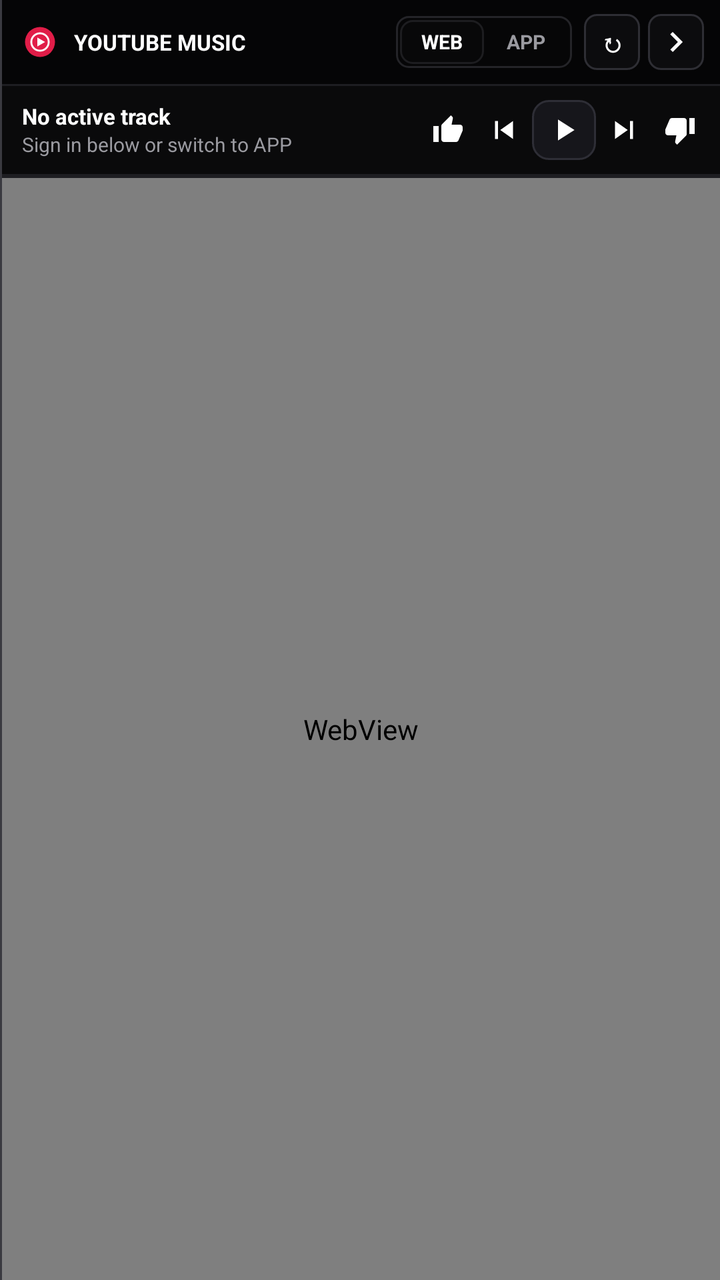
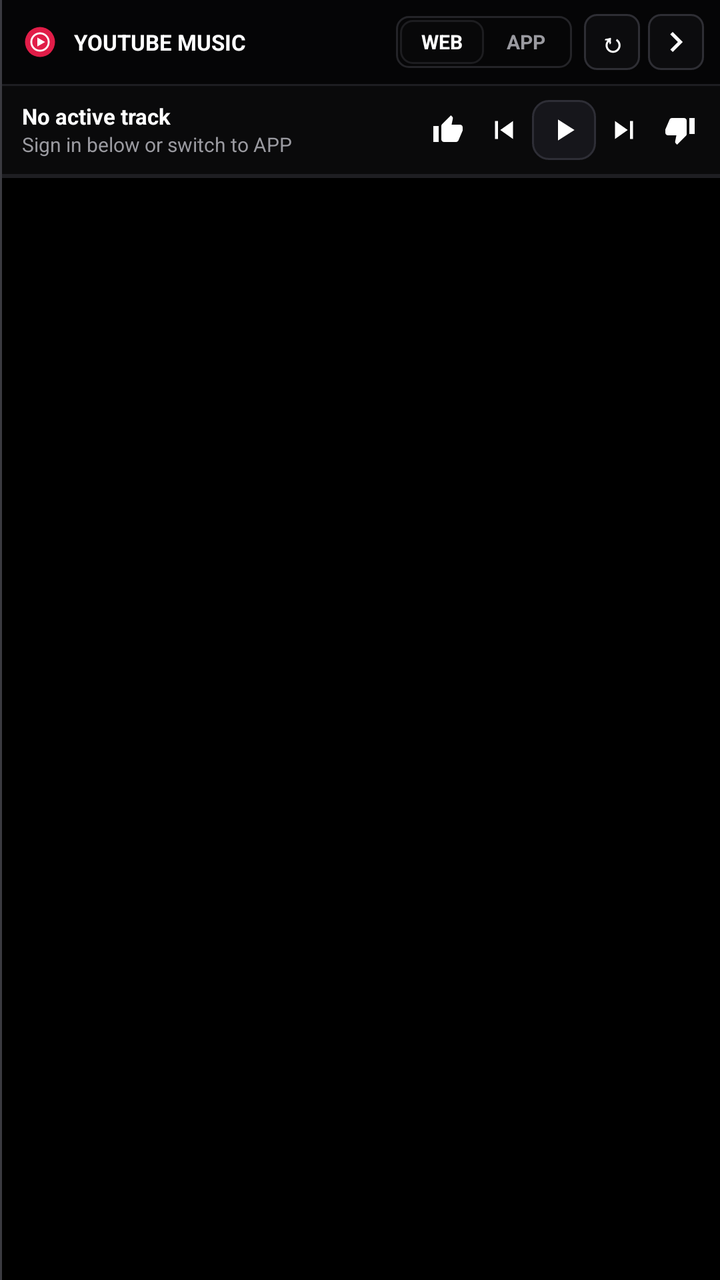

An Android layout rendered at two revisions. The XML below is the earlier revision; the diff shows what the commit changed to produce the second picture.
<!-- AndroidManifest.xml: application theme Theme.CL600Obd -->
<!-- res/layout/view_music_drawer.xml -->
<?xml version="1.0" encoding="utf-8"?>
<LinearLayout xmlns:android="http://schemas.android.com/apk/res/android"
    xmlns:app="http://schemas.android.com/apk/res-auto"
    android:layout_width="364dp"
    android:layout_height="match_parent"
    android:background="#050506"
    android:clickable="true"
    android:focusable="true"
    android:orientation="horizontal">

    
    <View
        android:layout_width="1dp"
        android:layout_height="match_parent"
        android:background="@color/border_active" />

    <LinearLayout
        android:layout_width="0dp"
        android:layout_height="match_parent"
        android:layout_weight="1"
        android:orientation="vertical">

        
        <LinearLayout
            android:layout_width="match_parent"
            android:layout_height="42dp"
            android:background="@color/bg_topbar"
            android:gravity="center_vertical"
            android:orientation="horizontal"
            android:paddingLeft="10dp"
            android:paddingRight="8dp">

            <ImageView
                android:layout_width="18dp"
                android:layout_height="18dp"
                android:contentDescription="YouTube Music"
                app:srcCompat="@drawable/ic_ytm_logo" />

            <TextView
                android:layout_width="0dp"
                android:layout_height="wrap_content"
                android:layout_marginStart="8dp"
                android:layout_marginLeft="8dp"
                android:layout_weight="1"
                android:ellipsize="end"
                android:maxLines="1"
                android:text="YOUTUBE MUSIC"
                android:textColor="@color/text_primary"
                android:textSize="11sp"
                android:textStyle="bold" />

            
            <LinearLayout
                android:layout_width="wrap_content"
                android:layout_height="26dp"
                android:layout_marginEnd="6dp"
                android:layout_marginRight="6dp"
                android:background="@drawable/bg_input_box"
                android:orientation="horizontal"
                android:padding="2dp">

                <TextView
                    android:id="@+id/btnModeWeb"
                    android:layout_width="42dp"
                    android:layout_height="match_parent"
                    android:background="@drawable/bg_tab_pill"
                    android:gravity="center"
                    android:text="WEB"
                    android:textColor="@color/text_primary"
                    android:textSize="10sp"
                    android:textStyle="bold" />

                <TextView
                    android:id="@+id/btnModeApp"
                    android:layout_width="42dp"
                    android:layout_height="match_parent"
                    android:gravity="center"
                    android:text="APP"
                    android:textColor="@color/text_secondary"
                    android:textSize="10sp"
                    android:textStyle="bold" />
            </LinearLayout>

            <TextView
                android:id="@+id/btnYtmReload"
                android:layout_width="28dp"
                android:layout_height="28dp"
                android:layout_marginEnd="4dp"
                android:layout_marginRight="4dp"
                android:background="@drawable/bg_btn_secondary"
                android:gravity="center"
                android:text="↻"
                android:textColor="@color/text_primary"
                android:textSize="13sp"
                android:textStyle="bold" />

            <ImageButton
                android:id="@+id/btnDrawerCollapse"
                android:layout_width="28dp"
                android:layout_height="28dp"
                android:background="@drawable/bg_btn_secondary"
                android:contentDescription="Collapse drawer"
                android:padding="4dp"
                android:scaleType="centerInside"
                app:srcCompat="@drawable/ic_chevron_right" />
        </LinearLayout>

        <View
            android:layout_width="match_parent"
            android:layout_height="1dp"
            android:background="@color/border_subtle" />

        
        <LinearLayout
            android:layout_width="match_parent"
            android:layout_height="44dp"
            android:background="@color/bg_card"
            android:gravity="center_vertical"
            android:orientation="horizontal"
            android:paddingLeft="10dp"
            android:paddingRight="6dp">

            <LinearLayout
                android:layout_width="0dp"
                android:layout_height="wrap_content"
                android:layout_weight="1"
                android:orientation="vertical"
                android:paddingEnd="6dp"
                android:paddingRight="6dp">

                <TextView
                    android:id="@+id/tvDrawerTrack"
                    android:layout_width="match_parent"
                    android:layout_height="wrap_content"
                    android:ellipsize="end"
                    android:maxLines="1"
                    android:text="No active track"
                    android:textColor="@color/text_primary"
                    android:textSize="11sp"
                    android:textStyle="bold" />

                <TextView
                    android:id="@+id/tvDrawerArtist"
                    android:layout_width="match_parent"
                    android:layout_height="wrap_content"
                    android:ellipsize="end"
                    android:maxLines="1"
                    android:text="Sign in below or switch to APP"
                    android:textColor="@color/text_secondary"
                    android:textSize="10sp" />
            </LinearLayout>

            <ImageButton
                android:id="@+id/btnDrawerLike"
                android:layout_width="28dp"
                android:layout_height="30dp"
                android:background="?attr/selectableItemBackgroundBorderless"
                android:contentDescription="Like track"
                android:padding="6dp"
                android:scaleType="centerInside"
                app:srcCompat="@drawable/ic_thumb_up" />

            <ImageButton
                android:id="@+id/btnDrawerPrev"
                android:layout_width="28dp"
                android:layout_height="30dp"
                android:background="?attr/selectableItemBackgroundBorderless"
                android:contentDescription="Previous track"
                android:padding="5dp"
                android:scaleType="centerInside"
                app:srcCompat="@drawable/ic_media_prev" />

            <ImageButton
                android:id="@+id/btnDrawerPlayPause"
                android:layout_width="32dp"
                android:layout_height="30dp"
                android:background="@drawable/bg_rail_play_pill"
                android:contentDescription="Play or pause"
                android:padding="6dp"
                android:scaleType="centerInside"
                app:srcCompat="@drawable/ic_media_play" />

            <ImageButton
                android:id="@+id/btnDrawerNext"
                android:layout_width="28dp"
                android:layout_height="30dp"
                android:background="?attr/selectableItemBackgroundBorderless"
                android:contentDescription="Next track"
                android:padding="5dp"
                android:scaleType="centerInside"
                app:srcCompat="@drawable/ic_media_next" />

            <ImageButton
                android:id="@+id/btnDrawerDislike"
                android:layout_width="28dp"
                android:layout_height="30dp"
                android:background="?attr/selectableItemBackgroundBorderless"
                android:contentDescription="Dislike track"
                android:padding="6dp"
                android:scaleType="centerInside"
                app:srcCompat="@drawable/ic_thumb_down" />
        </LinearLayout>

        
        <FrameLayout
            android:layout_width="match_parent"
            android:layout_height="2dp"
            android:background="@color/border_subtle">

            <View
                android:id="@+id/viewDrawerProgress"
                android:layout_width="match_parent"
                android:layout_height="match_parent"
                android:background="#E11D48"
                android:scaleX="0" />
        </FrameLayout>

        
        <FrameLayout
            android:layout_width="match_parent"
            android:layout_height="0dp"
            android:layout_weight="1"
            android:background="@color/bg_root">

            <FrameLayout
                android:id="@+id/layoutWebPane"
                android:layout_width="match_parent"
                android:layout_height="match_parent">

                <WebView
                    android:id="@+id/webViewYtm"
                    android:layout_width="match_parent"
                    android:layout_height="match_parent"
                    android:background="@color/bg_root" />

                <ProgressBar
                    android:id="@+id/progressBarYtmWeb"
                    style="?android:attr/progressBarStyleHorizontal"
                    android:layout_width="match_parent"
                    android:layout_height="3dp"
                    android:layout_gravity="top"
                    android:indeterminate="true"
                    android:visibility="gone" />

                
                <LinearLayout
                    android:id="@+id/layoutWebAuthBanner"
                    android:layout_width="match_parent"
                    android:layout_height="wrap_content"
                    android:layout_gravity="bottom"
                    android:layout_margin="8dp"
                    android:background="@drawable/bg_card_dark"
                    android:orientation="vertical"
                    android:padding="10dp"
                    android:visibility="gone">

                    <TextView
                        android:layout_width="match_parent"
                        android:layout_height="wrap_content"
                        android:text="GOOGLE SIGN-IN BLOCKED IN EMBEDDED BROWSER"
                        android:textColor="@color/status_error"
                        android:textSize="10sp"
                        android:textStyle="bold" />

                    <TextView
                        android:layout_width="match_parent"
                        android:layout_height="wrap_content"
                        android:layout_marginTop="4dp"
                        android:text="You can still browse here, or switch to APP companion mode to sign in inside the native YouTube Music app while keeping the cockpit quick rail active."
                        android:textColor="@color/text_secondary"
                        android:textSize="10sp" />

                    <LinearLayout
                        android:layout_width="match_parent"
                        android:layout_height="wrap_content"
                        android:layout_marginTop="8dp"
                        android:orientation="horizontal">

                        <TextView
                            android:id="@+id/btnBannerRetryHome"
                            android:layout_width="0dp"
                            android:layout_height="28dp"
                            android:layout_marginEnd="6dp"
                            android:layout_marginRight="6dp"
                            android:layout_weight="1"
                            android:background="@drawable/bg_btn_secondary"
                            android:gravity="center"
                            android:text="YTM HOME"
                            android:textColor="@color/text_primary"
                            android:textSize="10sp"
                            android:textStyle="bold" />

                        <TextView
                            android:id="@+id/btnBannerSwitchApp"
                            android:layout_width="0dp"
                            android:layout_height="28dp"
                            android:layout_weight="1.5"
                            android:background="@drawable/bg_btn_primary"
                            android:gravity="center"
                            android:text="SWITCH TO APP MODE"
                            android:textColor="@color/bg_root"
                            android:textSize="10sp"
                            android:textStyle="bold" />
                    </LinearLayout>
                </LinearLayout>
            </FrameLayout>

            <ScrollView
                android:id="@+id/layoutAppPane"
                android:layout_width="match_parent"
                android:layout_height="match_parent"
                android:background="#060608"
                android:fillViewport="true"
                android:padding="12dp"
                android:visibility="gone">

                <LinearLayout
                    android:layout_width="match_parent"
                    android:layout_height="wrap_content"
                    android:orientation="vertical">

                    <TextView
                        android:id="@+id/tvAppSessionStatus"
                        android:layout_width="match_parent"
                        android:layout_height="wrap_content"
                        android:text="APP COMPANION MODE"
                        android:textColor="@color/text_secondary"
                        android:textSize="10sp"
                        android:textStyle="bold" />

                    
                    <LinearLayout
                        android:layout_width="match_parent"
                        android:layout_height="wrap_content"
                        android:layout_marginTop="6dp"
                        android:background="@drawable/bg_card_dark"
                        android:orientation="vertical"
                        android:padding="12dp">

                        <TextView
                            android:id="@+id/tvAppBigTitle"
                            android:layout_width="match_parent"
                            android:layout_height="wrap_content"
                            android:ellipsize="end"
                            android:maxLines="2"
                            android:text="Ready for Native YT Music"
                            android:textColor="@color/text_primary"
                            android:textSize="13sp"
                            android:textStyle="bold" />

                        <TextView
                            android:id="@+id/tvAppBigArtist"
                            android:layout_width="match_parent"
                            android:layout_height="wrap_content"
                            android:layout_marginTop="3dp"
                            android:ellipsize="end"
                            android:maxLines="1"
                            android:text="Launch YouTube Music app or press Play"
                            android:textColor="@color/text_secondary"
                            android:textSize="11sp" />

                        <TextView
                            android:id="@+id/btnOpenYtmApp"
                            android:layout_width="match_parent"
                            android:layout_height="34dp"
                            android:layout_marginTop="10dp"
                            android:background="@drawable/bg_btn_primary"
                            android:gravity="center"
                            android:text="OPEN YOUTUBE MUSIC APP"
                            android:textColor="@color/bg_root"
                            android:textSize="11sp"
                            android:textStyle="bold" />
                    </LinearLayout>

                    
                    <LinearLayout
                        android:layout_width="match_parent"
                        android:layout_height="wrap_content"
                        android:layout_marginTop="8dp"
                        android:background="@drawable/bg_card_dark"
                        android:gravity="center"
                        android:orientation="horizontal"
                        android:padding="6dp">

                        <ImageButton
                            android:id="@+id/btnAppVolDown"
                            android:layout_width="0dp"
                            android:layout_height="34dp"
                            android:layout_weight="1"
                            android:background="?attr/selectableItemBackgroundBorderless"
                            android:contentDescription="Volume down"
                            android:padding="7dp"
                            android:scaleType="centerInside"
                            app:srcCompat="@drawable/ic_vol_down" />

                        <ImageButton
                            android:id="@+id/btnAppLike"
                            android:layout_width="0dp"
                            android:layout_height="34dp"
                            android:layout_weight="1"
                            android:background="?attr/selectableItemBackgroundBorderless"
                            android:contentDescription="Like"
                            android:padding="7dp"
                            android:scaleType="centerInside"
                            app:srcCompat="@drawable/ic_thumb_up" />

                        <ImageButton
                            android:id="@+id/btnAppPrev"
                            android:layout_width="0dp"
                            android:layout_height="34dp"
                            android:layout_weight="1"
                            android:background="?attr/selectableItemBackgroundBorderless"
                            android:contentDescription="Previous"
                            android:padding="6dp"
                            android:scaleType="centerInside"
                            app:srcCompat="@drawable/ic_media_prev" />

                        <ImageButton
                            android:id="@+id/btnAppPlayPause"
                            android:layout_width="0dp"
                            android:layout_height="34dp"
                            android:layout_weight="1.2"
                            android:background="@drawable/bg_rail_play_pill"
                            android:contentDescription="Play or Pause"
                            android:padding="7dp"
                            android:scaleType="centerInside"
                            app:srcCompat="@drawable/ic_media_play" />

                        <ImageButton
                            android:id="@+id/btnAppNext"
                            android:layout_width="0dp"
                            android:layout_height="34dp"
                            android:layout_weight="1"
                            android:background="?attr/selectableItemBackgroundBorderless"
                            android:contentDescription="Next"
                            android:padding="6dp"
                            android:scaleType="centerInside"
                            app:srcCompat="@drawable/ic_media_next" />

                        <ImageButton
                            android:id="@+id/btnAppDislike"
                            android:layout_width="0dp"
                            android:layout_height="34dp"
                            android:layout_weight="1"
                            android:background="?attr/selectableItemBackgroundBorderless"
                            android:contentDescription="Dislike"
                            android:padding="7dp"
                            android:scaleType="centerInside"
                            app:srcCompat="@drawable/ic_thumb_down" />

                        <ImageButton
                            android:id="@+id/btnAppVolUp"
                            android:layout_width="0dp"
                            android:layout_height="34dp"
                            android:layout_weight="1"
                            android:background="?attr/selectableItemBackgroundBorderless"
                            android:contentDescription="Volume up"
                            android:padding="7dp"
                            android:scaleType="centerInside"
                            app:srcCompat="@drawable/ic_vol_up" />
                    </LinearLayout>

                    
                    <LinearLayout
                        android:id="@+id/layoutNotifAccessCard"
                        android:layout_width="match_parent"
                        android:layout_height="wrap_content"
                        android:layout_marginTop="8dp"
                        android:background="@drawable/bg_card_dark"
                        android:orientation="vertical"
                        android:padding="10dp">

                        <TextView
                            android:id="@+id/tvNotifAccessDesc"
                            android:layout_width="match_parent"
                            android:layout_height="wrap_content"
                            android:text="Media keys &amp; volume work now. Grant Notification Listener access to sync track titles, progress, and Like/Dislike thumbs from the YT Music app."
                            android:textColor="@color/text_secondary"
                            android:textSize="10sp" />

                        <TextView
                            android:id="@+id/btnGrantNotifAccess"
                            android:layout_width="match_parent"
                            android:layout_height="30dp"
                            android:layout_marginTop="8dp"
                            android:background="@drawable/bg_btn_secondary"
                            android:gravity="center"
                            android:text="ENABLE TRACK &amp; RATING SYNC"
                            android:textColor="@color/text_primary"
                            android:textSize="10sp"
                            android:textStyle="bold" />
                    </LinearLayout>
                </LinearLayout>
            </ScrollView>
        </FrameLayout>
    </LinearLayout>
</LinearLayout>
<!-- resources referenced by this layout -->
<resources>
  <color name="bg_card">#0A0A0B</color>
  <color name="bg_root">#000000</color>
  <color name="bg_topbar">#050506</color>
  <color name="border_active">#3A3A40</color>
  <color name="border_subtle">#1E1E22</color>
  <color name="status_error">#EF4444</color>
  <color name="text_primary">#FFFFFF</color>
  <color name="text_secondary">#9A9AA0</color>
  <!-- drawable bg_card_dark (drawable) -->
  <?xml version="1.0" encoding="utf-8"?>
  <shape xmlns:android="http://schemas.android.com/apk/res/android" android:shape="rectangle">
      <solid android:color="@color/bg_card" />
      <stroke android:width="1dp" android:color="@color/border_subtle" />
      <corners android:radius="8dp" />
  </shape>
  <!-- drawable bg_input_box (drawable) -->
  <?xml version="1.0" encoding="utf-8"?>
  <shape xmlns:android="http://schemas.android.com/apk/res/android" android:shape="rectangle">
      <solid android:color="@color/bg_input" />
      <stroke android:width="1dp" android:color="#242428" />
      <corners android:radius="6dp" />
  </shape>
  <!-- drawable bg_rail_play_pill (drawable) -->
  <?xml version="1.0" encoding="utf-8"?>
  <shape xmlns:android="http://schemas.android.com/apk/res/android"
      android:shape="rectangle">
      <solid android:color="#16161B" />
      <stroke
          android:width="1dp"
          android:color="#2E2E36" />
      <corners android:radius="8dp" />
  </shape>
  <!-- drawable ic_chevron_right (drawable) -->
  <?xml version="1.0" encoding="utf-8"?>
  <vector xmlns:android="http://schemas.android.com/apk/res/android"
      android:width="24dp"
      android:height="24dp"
      android:viewportWidth="24"
      android:viewportHeight="24">
      <path
          android:fillColor="#FFFFFF"
          android:pathData="M10,6L8.59,7.41 13.17,12l-4.58,4.59L10,18l6,-6z" />
  </vector>
  <!-- drawable ic_media_next (drawable) -->
  <?xml version="1.0" encoding="utf-8"?>
  <vector xmlns:android="http://schemas.android.com/apk/res/android"
      android:width="24dp"
      android:height="24dp"
      android:viewportWidth="24"
      android:viewportHeight="24">
      <path
          android:fillColor="#FFFFFF"
          android:pathData="M6,18L14.5,12L6,6Z M16,6L18,6L18,18L16,18Z" />
  </vector>
  <!-- drawable ic_media_play (drawable) -->
  <?xml version="1.0" encoding="utf-8"?>
  <vector xmlns:android="http://schemas.android.com/apk/res/android"
      android:width="24dp"
      android:height="24dp"
      android:viewportWidth="24"
      android:viewportHeight="24">
      <path
          android:fillColor="#FFFFFF"
          android:pathData="M8,5L19,12L8,19Z" />
  </vector>
  <!-- drawable ic_media_prev (drawable) -->
  <?xml version="1.0" encoding="utf-8"?>
  <vector xmlns:android="http://schemas.android.com/apk/res/android"
      android:width="24dp"
      android:height="24dp"
      android:viewportWidth="24"
      android:viewportHeight="24">
      <path
          android:fillColor="#FFFFFF"
          android:pathData="M6,6L8,6L8,18L6,18Z M9.5,12L18,18L18,6Z" />
  </vector>
  <!-- drawable ic_vol_down (drawable) -->
  <?xml version="1.0" encoding="utf-8"?>
  <vector xmlns:android="http://schemas.android.com/apk/res/android"
      android:width="24dp"
      android:height="24dp"
      android:viewportWidth="24"
      android:viewportHeight="24">
      <path
          android:fillColor="#FFFFFF"
          android:pathData="M18.5,12c0,-1.77 -1.02,-3.29 -2.5,-4.03v8.05c1.48,-0.73 2.5,-2.25 2.5,-4.02zM5,9v6h4l5,5V4L9,9H5z" />
  </vector>
  <style name="Theme.CL600Obd" parent="Theme.AppCompat.NoActionBar">
          <item name="colorPrimary">@color/bg_topbar</item>
          <item name="colorPrimaryDark">@color/bg_root</item>
          <item name="colorAccent">@color/accent_amber</item>
          <item name="android:windowBackground">@color/bg_root</item>
          <item name="android:textColorPrimary">@color/text_primary</item>
          <item name="android:textColorSecondary">@color/text_secondary</item>
      </style>
  <color name="bg_input">#060607</color>
  <color name="accent_amber">#FFFFFF</color>
  <!-- unchanged entries left out for length: 7 -->
</resources>

<!-- the commit's change to res/layout/view_music_drawer.xml (unified diff, before → after) -->
@@ -227,8 +227,8 @@
                 android:layout_width="match_parent"
                 android:layout_height="match_parent">
 
-                <WebView
-                    android:id="@+id/webViewYtm"
+                <FrameLayout
+                    android:id="@+id/webViewHost"
                     android:layout_width="match_parent"
                     android:layout_height="match_parent"
                     android:background="@color/bg_root" />
